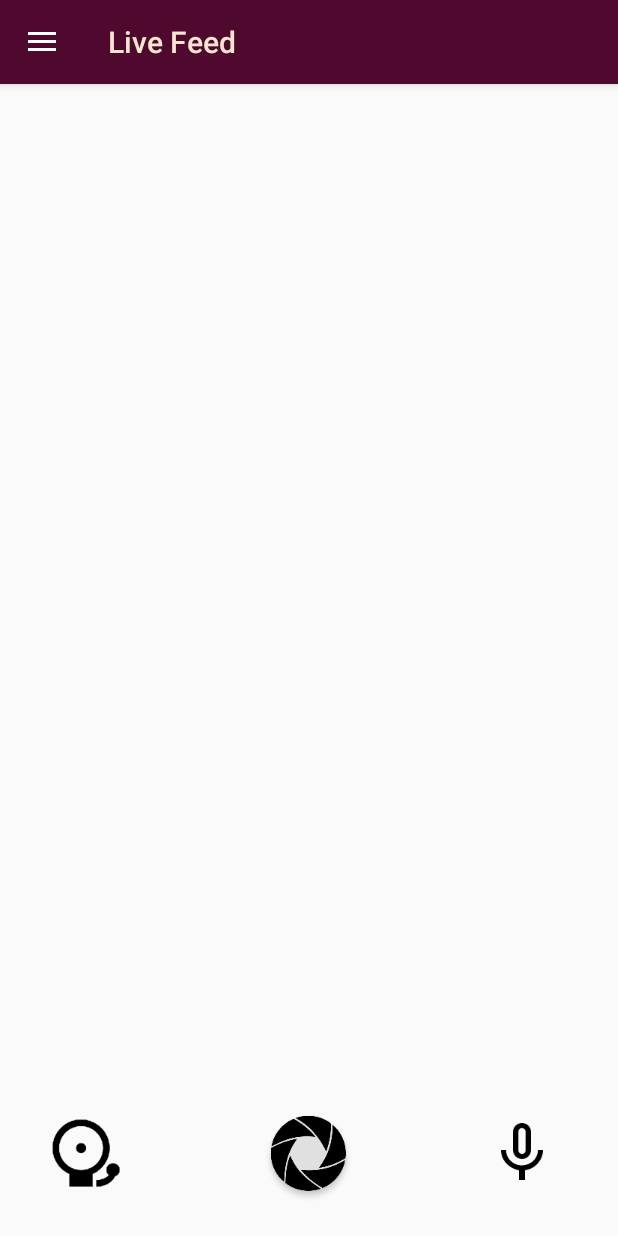
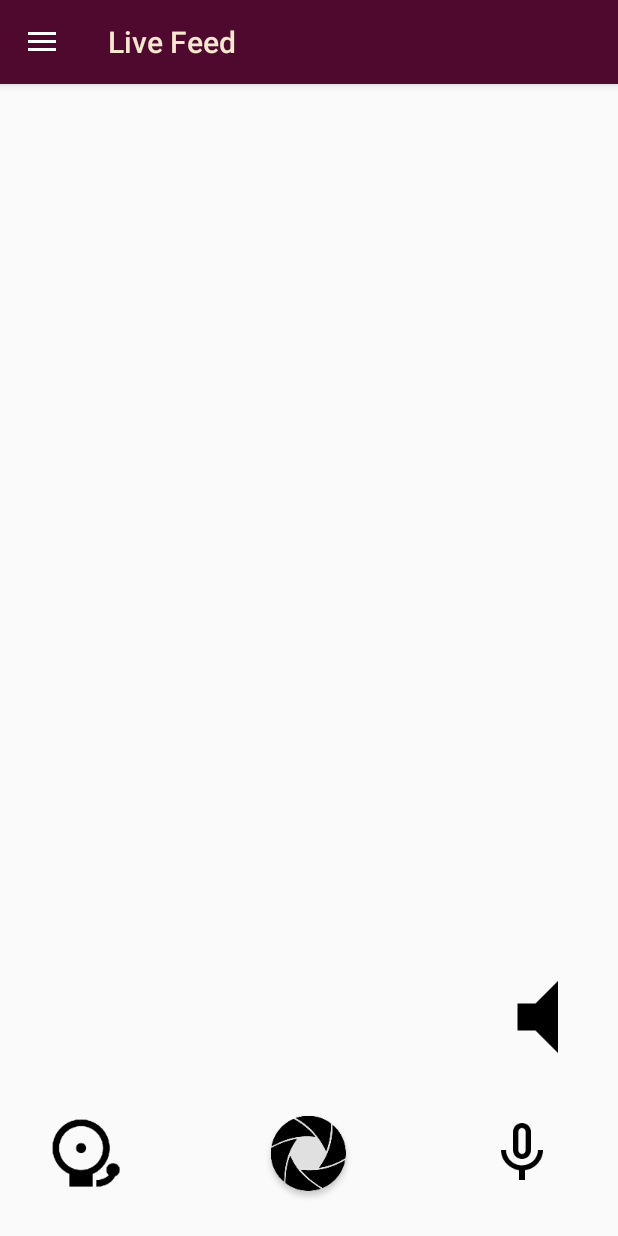
Before and after one commit to MithileshHinge/android-rasp-3b, an Android app: the fragment LivefeedFragment placed in its activity, on a phone screen of 412 x 824 dp. Run offline under Robolectric (Android 15) with nearby library versions, the phone set to English and light mode, and no system bars; 4 statements that could not run were skipped.

Commit message:
Listen feature (some bugs remain)
Listen not working sometimes (Packets are sent and received properly
but no sound played on mobile). And other bugs when listen and talk
start together.

```diff
--- a/App1/app/src/main/java/com/example/app1/LivefeedFragment.java
+++ b/App1/app/src/main/java/com/example/app1/LivefeedFragment.java
@@ -50,6 +50,8 @@ public class LivefeedFragment extends Fragment {
     public static Bitmap frame = null;
     private static Client t;
 
+    private static Listen listen;
+
     public byte[] buffer;
     public static int p;
     public static DatagramSocket AudioSocket;
@@ -81,8 +83,11 @@ public class LivefeedFragment extends Fragment {
         Button photo_button = (Button)  v.findViewById(R.id.push_button);
         ToggleButton Voice_button = (ToggleButton) v.findViewById(R.id.Voice_button);
         Alarm_button = (ToggleButton) v.findViewById(R.id.Alarm_button);
+        ToggleButton Speaker_button = (ToggleButton) v.findViewById(R.id.Speaker_button);
+
         Voice_button.setChecked(false);
         Alarm_button.setChecked(false);
+        Speaker_button.setChecked(false);
 
         servername = RegistrationActivity.serverName;
         System.out.println("........................servername  " + servername);
@@ -156,8 +161,7 @@ public class LivefeedFragment extends Fragment {
                         public void run() {
                             try {
                                 System.out.println(".............voice button clicked...!!!");
-                                while (!LivefeedFragment.sendMsg(BYTE_START_AUDIO)) {
-                                }
+                                while (!LivefeedFragment.sendMsg(BYTE_START_AUDIO)){}
                                 handshake_socket = new Socket(servername, AudioTcpPort);
                                 System.out.println(".............audio tcp port connected...!!!");
                                 OutputStream out = handshake_socket.getOutputStream();
@@ -200,6 +204,22 @@ public class LivefeedFragment extends Fragment {
             }
         });
 
+        Speaker_button.setOnCheckedChangeListener(new CompoundButton.OnCheckedChangeListener() {
+            @Override
+            public void onCheckedChanged(CompoundButton compoundButton, boolean b) {
+                if(b){
+                    System.out.println(".....SPEAKER BUTTON TURNED ON.....");
+                    listen = new Listen();
+                    listen.start();
+                }else{
+                    System.out.println(".....SPEAKER BUTTON TURNED OFF.....");
+                    listen.end();
+                }
+
+            }
+        });
+
+
         Alarm_button.setOnCheckedChangeListener(new CompoundButton.OnCheckedChangeListener() {
             @Override
             public void onCheckedChanged(CompoundButton compoundButton, final boolean isChecked) {
@@ -211,8 +231,7 @@ public class LivefeedFragment extends Fragment {
                     new Thread(new Runnable() {
                         @Override
                         public void run() {
-                            while (!LivefeedFragment.sendMsg(BYTE_STOP_ALARM)) {
-                            }
+                            while (!LivefeedFragment.sendMsg(BYTE_STOP_ALARM)){}
                             System.out.println("....alarm off");
                         }
                     }).start();
@@ -226,17 +245,18 @@ public class LivefeedFragment extends Fragment {
 
     @Override
     public void onRequestPermissionsResult(int requestCode, String[] permissions, int[] grantResults) {
-        switch (requestCode){
+        switch (requestCode) {
             case REQUEST_MICROPHONE:
                 if (grantResults.length > 0 && grantResults[0] == PackageManager.PERMISSION_GRANTED) {
 
-                    status=true;
+                    status = true;
                     new Thread(new Runnable() {
                         @Override
                         public void run() {
-                            try{
+                            try {
                                 System.out.println(".............voice button clicked...!!!");
-                                while (!LivefeedFragment.sendMsg(BYTE_START_AUDIO)){}
+                                while (!LivefeedFragment.sendMsg(BYTE_START_AUDIO)) {
+                                }
                                 handshake_socket = new Socket(servername, AudioTcpPort);
                                 System.out.println(".............audio tcp port connected...!!!");
                                 OutputStream out = handshake_socket.getOutputStream();
@@ -249,8 +269,8 @@ public class LivefeedFragment extends Fragment {
                                 //handshake_socket.close();
                                 System.out.println(".........HANDSHAKE SOCKET BANDA.....");
 
-                                if (p == 2){
-                                    p=0;
+                                if (p == 2) {
+                                    p = 0;
                                     startStreaming();
                                     System.out.println("......STREAMING START JHALI.....");
                                 }
@@ -383,6 +403,13 @@ public class LivefeedFragment extends Fragment {
     @Override
     public void onPause() {
         t.end();
+        if (listen!=null) {
+            if (listen.isAlive()) {
+                System.out.println("........listen stopped !!!");
+                listen.end();
+            }
+        }
+
         if(status) {
             status = false;
             if (recorder != null) {
--- a/App1/app/src/main/java/com/example/app1/RegistrationActivity.java
+++ b/App1/app/src/main/java/com/example/app1/RegistrationActivity.java
@@ -23,7 +23,7 @@ import java.util.Set;
 
 public class RegistrationActivity extends AppCompatActivity {
 
-    public static String serverName = "13.232.140.141";
+    public static String serverName = "13.233.124.57";
     public static RecyclerView productView;
     public static List<Product> allProducts = new ArrayList<>();
     public static String clickedItem;
--- /dev/null
+++ b/App1/app/src/main/res/drawable/speaker_button.xml
@@ -0,0 +1,7 @@
+<?xml version="1.0" encoding="utf-8"?>
+<selector xmlns:android="http://schemas.android.com/apk/res/android">
+    <item android:drawable="@drawable/ic_volume_up_black_48dp"
+        android:state_checked="true"/>
+    <item android:drawable="@drawable/ic_volume_mute_black_48dp"
+        android:state_checked="false" />
+</selector>
--- a/App1/app/src/main/res/layout/livefeed_fragment.xml
+++ b/App1/app/src/main/res/layout/livefeed_fragment.xml
@@ -55,4 +55,19 @@
         android:layout_marginLeft="30dp"
         android:layout_alignTop="@+id/push_button" />
 
+    <ToggleButton
+        android:layout_width="wrap_content"
+        android:layout_height="wrap_content"
+        android:button="@drawable/speaker_button"
+        android:background="@null"
+        android:textOff=""
+        android:textOn=""
+        android:checked="false"
+        android:id="@+id/Speaker_button"
+        android:layout_above="@+id/Voice_button"
+        android:layout_alignParentRight="true"
+        android:layout_alignParentEnd="true"
+        android:layout_marginBottom="30dp" />
+
+
 </RelativeLayout>
```
Also changed, not shown: App1/app/src/main/java/com/example/app1/Listen.java (added, +138 -0 lines).
